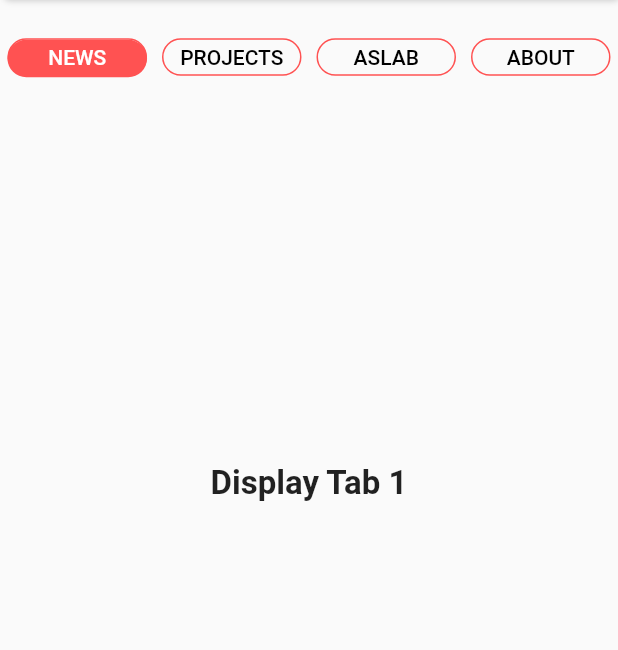
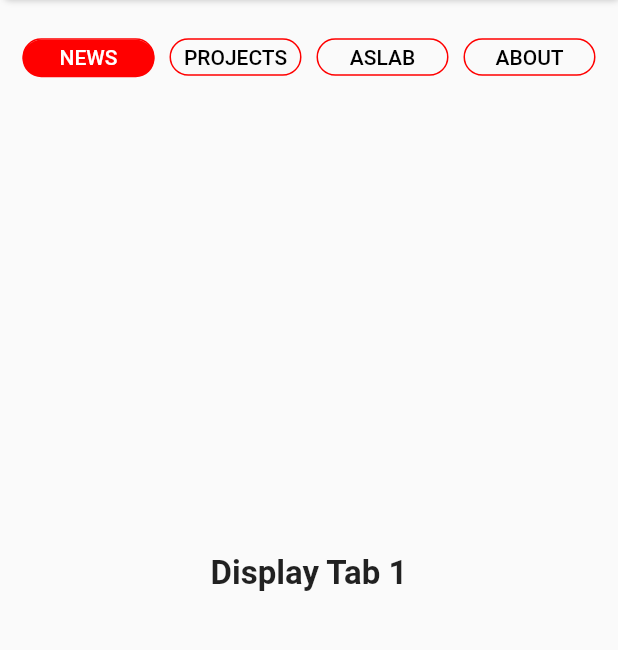
Before and after one commit to b201lab/b201-app, a Flutter app: the HomeScreen widget shown alone on an empty page, opened directly, on a phone screen of 412 x 824 dp, the part 162-812 px from its top. Run offline on Flutter 3.47's test engine with Material 2 defaults, Android fonts, the phone set to English and light mode, and no system bars; our stand-ins replace bubble_tab_indicator, get, table_calendar; statements that could not run were skipped.

Commit message:
fix home tab bar height to responsive

```diff
--- a/lib/screens/dashboard/dashboard_screen.dart
+++ b/lib/screens/dashboard/dashboard_screen.dart
@@ -28,6 +28,7 @@ class _DashboardScreenState extends State<DashboardScreen> {
                 color: Colors.white,
                 image: DecorationImage(
                   fit: BoxFit.cover,
+                  alignment: Alignment.topCenter,
                   image: AssetImage(
                     controller.tabIndex == 0
                         ? 'assets/images/background_vector.png'
@@ -49,6 +50,7 @@ class _DashboardScreenState extends State<DashboardScreen> {
                 ),
               ),
               bottomNavigationBar: BottomNavigation(
+                animationDuration: Duration(milliseconds: 600),
                 containerHeight: 85,
                 backgroundColor: primaryColor,
                 selectedIndex: controller.tabIndex,
--- a/lib/screens/home/home_screen.dart
+++ b/lib/screens/home/home_screen.dart
@@ -97,15 +97,14 @@ class HomeScreen extends StatelessWidget {
           SizedBox(
             height: 15,
           ),
-          DefaultTabController(
-              length: 4,
-              initialIndex: 0,
-              child: PreferredSize(
-                preferredSize: new Size(50, 10),
+          Expanded(
+            child: DefaultTabController(
+                length: 4,
+                initialIndex: 0,
                 child: Column(
-                  crossAxisAlignment: CrossAxisAlignment.stretch,
                   children: [
                     Container(
+                      padding: EdgeInsets.symmetric(horizontal: 10),
                       child: TabBar(
                         labelColor: Colors.white,
                         labelPadding: EdgeInsets.symmetric(
@@ -115,7 +114,7 @@ class HomeScreen extends StatelessWidget {
                         indicatorSize: TabBarIndicatorSize.tab,
                         indicator: BubbleTabIndicator(
                             indicatorHeight: 25.0,
-                            indicatorColor: Colors.redAccent,
+                            indicatorColor: primaryColor,
                             tabBarIndicatorSize: TabBarIndicatorSize.tab),
                         tabs: [
                           Tab(
@@ -124,7 +123,7 @@ class HomeScreen extends StatelessWidget {
                               decoration: BoxDecoration(
                                   borderRadius: BorderRadius.circular(50),
                                   border: Border.all(
-                                      color: Colors.redAccent, width: 1)),
+                                      color: primaryColor, width: 1)),
                               child: Align(
                                   alignment: Alignment.center,
                                   child: Text(
@@ -139,7 +138,7 @@ class HomeScreen extends StatelessWidget {
                               decoration: BoxDecoration(
                                   borderRadius: BorderRadius.circular(50),
                                   border: Border.all(
-                                      color: Colors.redAccent, width: 1)),
+                                      color: primaryColor, width: 1)),
                               child: Align(
                                 alignment: Alignment.center,
                                 child: Text('PROJECTS'),
@@ -152,7 +151,7 @@ class HomeScreen extends StatelessWidget {
                               decoration: BoxDecoration(
                                   borderRadius: BorderRadius.circular(50),
                                   border: Border.all(
-                                      color: Colors.redAccent, width: 1)),
+                                      color: primaryColor, width: 1)),
                               child: Align(
                                 alignment: Alignment.center,
                                 child: Text('ASLAB'),
@@ -165,7 +164,7 @@ class HomeScreen extends StatelessWidget {
                               decoration: BoxDecoration(
                                   borderRadius: BorderRadius.circular(50),
                                   border: Border.all(
-                                      color: Colors.redAccent, width: 1)),
+                                      color: primaryColor, width: 1)),
                               child: Align(
                                 alignment: Alignment.center,
                                 child: Text(
@@ -177,9 +176,7 @@ class HomeScreen extends StatelessWidget {
                         ],
                       ),
                     ),
-                    Container(
-                      height: MediaQuery.of(context).size.height -
-                          305.0, //PENTING BANGET DECLARE UKURAN
+                    Expanded(
                       child: TabBarView(children: <Widget>[
                         Container(
                           child: Center(
@@ -212,8 +209,8 @@ class HomeScreen extends StatelessWidget {
                       ]),
                     )
                   ],
-                ),
-              )),
+                )),
+          ),
         ],
       ),
     );
```
Also changed, not shown: pubspec.lock.
